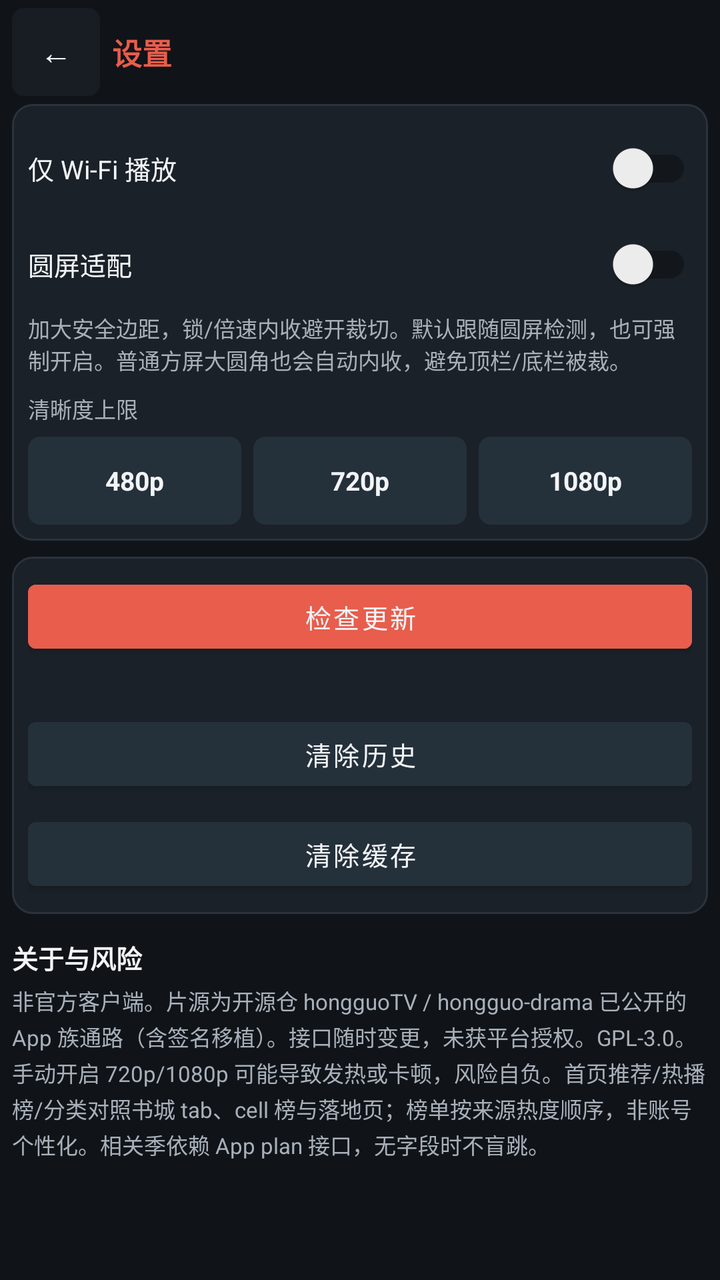
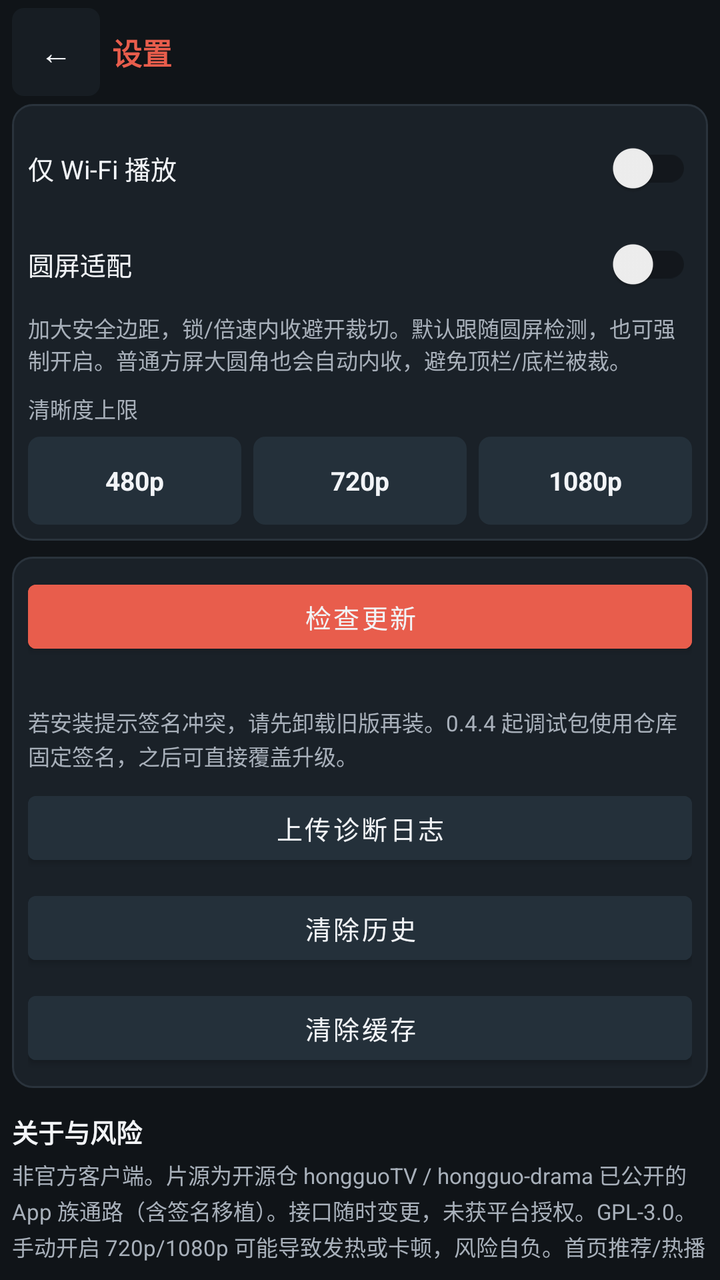

Screens rendered from an Android XML layout before and after an edit, with the pre-edit source and the edit as a unified diff.
<!-- AndroidManifest.xml: application theme Theme.HongguoWatch -->
<!-- res/layout/activity_settings.xml -->
<?xml version="1.0" encoding="utf-8"?>
<LinearLayout xmlns:android="http://schemas.android.com/apk/res/android"
    android:id="@+id/settingsRoot"
    android:layout_width="match_parent"
    android:layout_height="match_parent"
    android:background="@color/bg"
    android:orientation="vertical"
    android:paddingHorizontal="@dimen/watch_pad"
    android:paddingTop="@dimen/watch_pad_tight"
    android:paddingBottom="@dimen/watch_pad_tight">

    <LinearLayout
        android:layout_width="match_parent"
        android:layout_height="wrap_content"
        android:gravity="center_vertical"
        android:orientation="horizontal"
        android:paddingBottom="4dp">

        <TextView
            android:id="@+id/backButton"
            android:layout_width="44dp"
            android:layout_height="44dp"
            android:background="@drawable/bg_control_button"
            android:gravity="center"
            android:text="@string/back"
            android:textColor="@color/text_primary"
            android:textSize="16sp" />

        <TextView
            android:layout_width="0dp"
            android:layout_height="wrap_content"
            android:layout_marginStart="6dp"
            android:layout_weight="1"
            android:text="@string/tab_settings"
            android:textColor="@color/accent"
            android:textSize="@dimen/watch_title"
            android:textStyle="bold" />
    </LinearLayout>

    <ScrollView
        android:layout_width="match_parent"
        android:layout_height="0dp"
        android:layout_weight="1"
        android:overScrollMode="never"
        android:scrollbars="none">

        <LinearLayout
            android:layout_width="match_parent"
            android:layout_height="wrap_content"
            android:orientation="vertical"
            android:paddingBottom="8dp">

            <LinearLayout
                android:layout_width="match_parent"
                android:layout_height="wrap_content"
                android:background="@drawable/bg_setting_block"
                android:orientation="vertical"
                android:padding="8dp">

                <androidx.appcompat.widget.SwitchCompat
                    android:id="@+id/wifiOnlySwitch"
                    android:layout_width="match_parent"
                    android:layout_height="48dp"
                    android:text="@string/wifi_only"
                    android:textColor="@color/text_primary"
                    android:textSize="@dimen/watch_body" />

                <androidx.appcompat.widget.SwitchCompat
                    android:id="@+id/roundAdaptSwitch"
                    android:layout_width="match_parent"
                    android:layout_height="48dp"
                    android:text="@string/round_adapt"
                    android:textColor="@color/text_primary"
                    android:textSize="@dimen/watch_body" />

                <TextView
                    android:id="@+id/roundAdaptHint"
                    android:layout_width="match_parent"
                    android:layout_height="wrap_content"
                    android:text="@string/round_adapt_hint"
                    android:textColor="@color/text_secondary"
                    android:textSize="@dimen/watch_meta" />

                <TextView
                    android:layout_width="match_parent"
                    android:layout_height="wrap_content"
                    android:layout_marginTop="8dp"
                    android:text="@string/max_quality"
                    android:textColor="@color/text_secondary"
                    android:textSize="@dimen/watch_meta" />

                <LinearLayout
                    android:layout_width="match_parent"
                    android:layout_height="wrap_content"
                    android:layout_marginTop="6dp"
                    android:orientation="horizontal">

                    <TextView
                        android:id="@+id/quality480"
                        android:layout_width="0dp"
                        android:layout_height="44dp"
                        android:layout_marginEnd="4dp"
                        android:layout_weight="1"
                        android:background="@drawable/bg_quality_chip"
                        android:gravity="center"
                        android:text="480p"
                        android:textColor="@color/text_primary"
                        android:textSize="@dimen/watch_body"
                        android:textStyle="bold" />

                    <TextView
                        android:id="@+id/quality720"
                        android:layout_width="0dp"
                        android:layout_height="44dp"
                        android:layout_marginHorizontal="2dp"
                        android:layout_weight="1"
                        android:background="@drawable/bg_quality_chip"
                        android:gravity="center"
                        android:text="720p"
                        android:textColor="@color/text_primary"
                        android:textSize="@dimen/watch_body"
                        android:textStyle="bold" />

                    <TextView
                        android:id="@+id/quality1080"
                        android:layout_width="0dp"
                        android:layout_height="44dp"
                        android:layout_marginStart="4dp"
                        android:layout_weight="1"
                        android:background="@drawable/bg_quality_chip"
                        android:gravity="center"
                        android:text="1080p"
                        android:textColor="@color/text_primary"
                        android:textSize="@dimen/watch_body"
                        android:textStyle="bold" />
                </LinearLayout>

                
                <Spinner
                    android:id="@+id/qualitySpinner"
                    android:layout_width="0dp"
                    android:layout_height="0dp"
                    android:visibility="gone" />
            </LinearLayout>

            <LinearLayout
                android:layout_width="match_parent"
                android:layout_height="wrap_content"
                android:layout_marginTop="8dp"
                android:background="@drawable/bg_setting_block"
                android:orientation="vertical"
                android:padding="8dp">

                <Button
                    android:id="@+id/checkUpdateButton"
                    android:layout_width="match_parent"
                    android:layout_height="44dp"
                    android:backgroundTint="@color/accent"
                    android:minHeight="0dp"
                    android:text="@string/check_update"
                    android:textColor="@color/text_primary"
                    android:textSize="@dimen/watch_body" />

                <TextView
                    android:id="@+id/versionLabel"
                    android:layout_width="match_parent"
                    android:layout_height="wrap_content"
                    android:layout_marginTop="4dp"
                    android:layout_marginBottom="6dp"
                    android:textColor="@color/text_secondary"
                    android:textSize="@dimen/watch_meta" />

                <Button
                    android:id="@+id/clearHistoryButton"
                    android:layout_width="match_parent"
                    android:layout_height="44dp"
                    android:backgroundTint="@color/episode_normal"
                    android:minHeight="0dp"
                    android:text="@string/clear_history"
                    android:textColor="@color/text_primary"
                    android:textSize="@dimen/watch_body" />

                <Button
                    android:id="@+id/clearCacheButton"
                    android:layout_width="match_parent"
                    android:layout_height="44dp"
                    android:layout_marginTop="6dp"
                    android:backgroundTint="@color/episode_normal"
                    android:minHeight="0dp"
                    android:text="@string/clear_cache"
                    android:textColor="@color/text_primary"
                    android:textSize="@dimen/watch_body" />
            </LinearLayout>

            <TextView
                android:layout_width="match_parent"
                android:layout_height="wrap_content"
                android:layout_marginTop="12dp"
                android:text="@string/about_title"
                android:textColor="@color/text_primary"
                android:textSize="@dimen/watch_body"
                android:textStyle="bold" />

            <TextView
                android:layout_width="match_parent"
                android:layout_height="wrap_content"
                android:layout_marginTop="4dp"
                android:lineSpacingExtra="2dp"
                android:text="@string/about_body"
                android:textColor="@color/text_secondary"
                android:textSize="@dimen/watch_meta" />
        </LinearLayout>
    </ScrollView>
</LinearLayout>
<!-- resources referenced by this layout -->
<resources>
  <color name="accent">#E85D4C</color>
  <color name="bg">#101418</color>
  <dimen name="watch_meta">11sp</dimen>
  <dimen name="watch_pad">6dp</dimen>
  <string name="back">←</string>
  <style name="Theme.HongguoWatch" parent="Theme.MaterialComponents.DayNight.NoActionBar">
          <item name="colorPrimary">@color/accent</item>
          <item name="colorPrimaryVariant">@color/accent_dim</item>
          <item name="colorSecondary">@color/accent</item>
          <item name="android:statusBarColor">@color/bg</item>
          <item name="android:navigationBarColor">@color/bg</item>
          <item name="android:windowBackground">@color/bg</item>
          <item name="android:textColorPrimary">@color/text_primary</item>
          <item name="android:textColorSecondary">@color/text_secondary</item>
      </style>
  <color name="stroke">#2A333C</color>
  <!-- unchanged entries left out for length: 21 -->
</resources>

<!-- the commit's change to res/layout/activity_settings.xml (unified diff, before → after) -->
@@ -166,9 +166,30 @@
                     android:layout_width="match_parent"
                     android:layout_height="wrap_content"
                     android:layout_marginTop="4dp"
+                    android:textColor="@color/text_secondary"
+                    android:textSize="@dimen/watch_meta" />
+
+                <TextView
+                    android:id="@+id/signingNote"
+                    android:layout_width="match_parent"
+                    android:layout_height="wrap_content"
+                    android:layout_marginTop="4dp"
                     android:layout_marginBottom="6dp"
-                    android:textColor="@color/text_secondary"
-                    android:textSize="@dimen/watch_meta" />
+                    android:lineSpacingExtra="1dp"
+                    android:text="@string/update_signing_note"
+                    android:textColor="@color/text_secondary"
+                    android:textSize="@dimen/watch_meta" />
+
+                <Button
+                    android:id="@+id/uploadDiagButton"
+                    android:layout_width="match_parent"
+                    android:layout_height="44dp"
+                    android:layout_marginBottom="6dp"
+                    android:backgroundTint="@color/episode_normal"
+                    android:minHeight="0dp"
+                    android:text="@string/upload_diagnostics"
+                    android:textColor="@color/text_primary"
+                    android:textSize="@dimen/watch_body" />
 
                 <Button
                     android:id="@+id/clearHistoryButton"
<!-- resource entries referenced after the edit -->
@@ -5,6 +5,8 @@
   <dimen name="watch_meta">11sp</dimen>
   <dimen name="watch_pad">6dp</dimen>
   <string name="back">←</string>
+  <string name="update_signing_note">若安装提示签名冲突，请先卸载旧版再装。0.4.4 起调试包使用仓库固定签名，之后可直接覆盖升级。</string>
+  <string name="upload_diagnostics">上传诊断日志</string>
   <style name="Theme.HongguoWatch" parent="Theme.MaterialComponents.DayNight.NoActionBar">
           <item name="colorPrimary">@color/accent</item>
           <item name="colorPrimaryVariant">@color/accent_dim</item>
@@ -14,8 +16,59 @@
           <item name="android:windowBackground">@color/bg</item>
           <item name="android:textColorPrimary">@color/text_primary</item>
           <item name="android:textColorSecondary">@color/text_secondary</item>
+          
+          <item name="alertDialogTheme">@style/Theme.HongguoWatch.AlertDialog</item>
+          <item name="materialAlertDialogTheme">@style/Theme.HongguoWatch.AlertDialog</item>
       </style>
   <color name="stroke">#2A333C</color>
+  <style name="Theme.HongguoWatch.AlertDialog" parent="ThemeOverlay.MaterialComponents.Dialog.Alert">
+          <item name="android:windowBackground">@drawable/bg_alert_dialog</item>
+          <item name="android:colorBackground">@color/bg_elevated</item>
+          <item name="android:background">@color/bg_elevated</item>
+          <item name="android:textColorPrimary">@color/text_primary</item>
+          <item name="android:textColorSecondary">@color/text_secondary</item>
+          <item name="colorPrimary">@color/accent</item>
+          <item name="colorAccent">@color/text_primary</item>
+          <item name="colorControlActivated">@color/accent</item>
+          <item name="buttonBarPositiveButtonStyle">@style/Widget.HongguoWatch.DialogButton.Positive</item>
+          <item name="buttonBarNegativeButtonStyle">@style/Widget.HongguoWatch.DialogButton</item>
+          <item name="buttonBarNeutralButtonStyle">@style/Widget.HongguoWatch.DialogButton</item>
+          <item name="materialAlertDialogTitleTextStyle">@style/TextAppearance.HongguoWatch.DialogTitle</item>
+          <item name="materialAlertDialogBodyTextStyle">@style/TextAppearance.HongguoWatch.DialogBody</item>
+          <item name="dialogPreferredPadding">12dp</item>
+          <item name="android:windowMinWidthMajor">0dp</item>
+          <item name="android:windowMinWidthMinor">0dp</item>
+      </style>
+  <!-- drawable bg_alert_dialog (drawable) -->
+  <?xml version="1.0" encoding="utf-8"?>
+  <shape xmlns:android="http://schemas.android.com/apk/res/android"
+      android:shape="rectangle">
+      <solid android:color="@color/bg_elevated" />
+      <corners android:radius="12dp" />
+      <stroke
+          android:width="1dp"
+          android:color="@color/stroke" />
+  </shape>
+  <style name="Widget.HongguoWatch.DialogButton.Positive" parent="Widget.HongguoWatch.DialogButton">
+          
+          <item name="android:textColor">@color/accent</item>
+      </style>
+  <style name="Widget.HongguoWatch.DialogButton" parent="Widget.MaterialComponents.Button.TextButton.Dialog">
+          <item name="android:textColor">@color/text_primary</item>
+          <item name="android:textSize">12sp</item>
+          <item name="android:textAllCaps">false</item>
+          <item name="android:minHeight">40dp</item>
+          <item name="rippleColor">@color/stroke</item>
+      </style>
+  <style name="TextAppearance.HongguoWatch.DialogTitle" parent="TextAppearance.MaterialComponents.Subtitle1">
+          <item name="android:textColor">@color/text_primary</item>
+          <item name="android:textSize">15sp</item>
+          <item name="android:textStyle">bold</item>
+      </style>
+  <style name="TextAppearance.HongguoWatch.DialogBody" parent="TextAppearance.MaterialComponents.Body2">
+          <item name="android:textColor">@color/text_secondary</item>
+          <item name="android:textSize">12sp</item>
+      </style>
   <!-- unchanged entries left out for length: 21 -->
 </resources>
 
